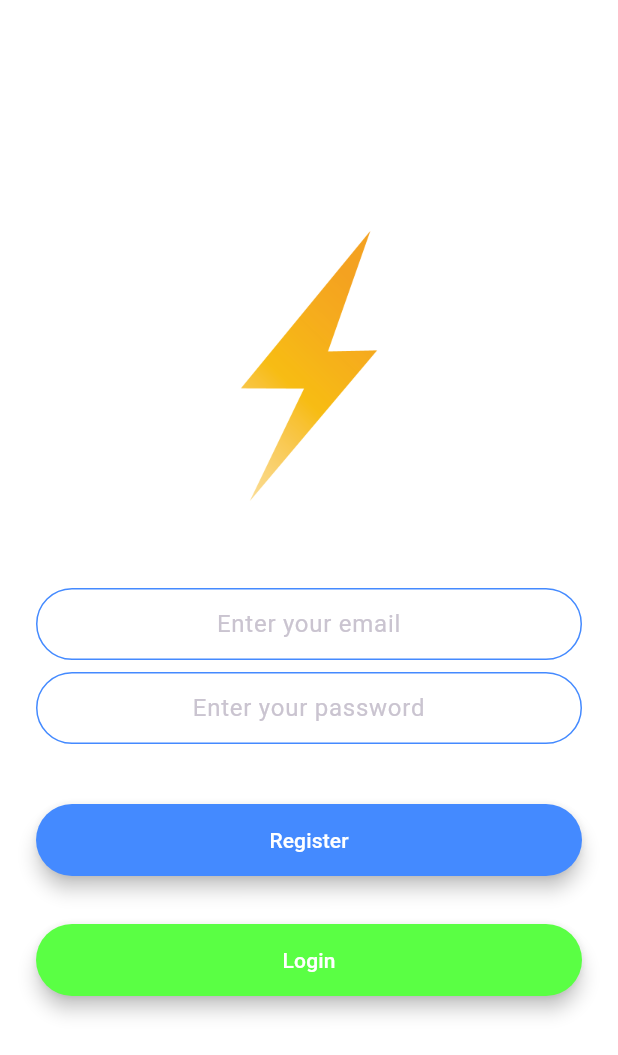
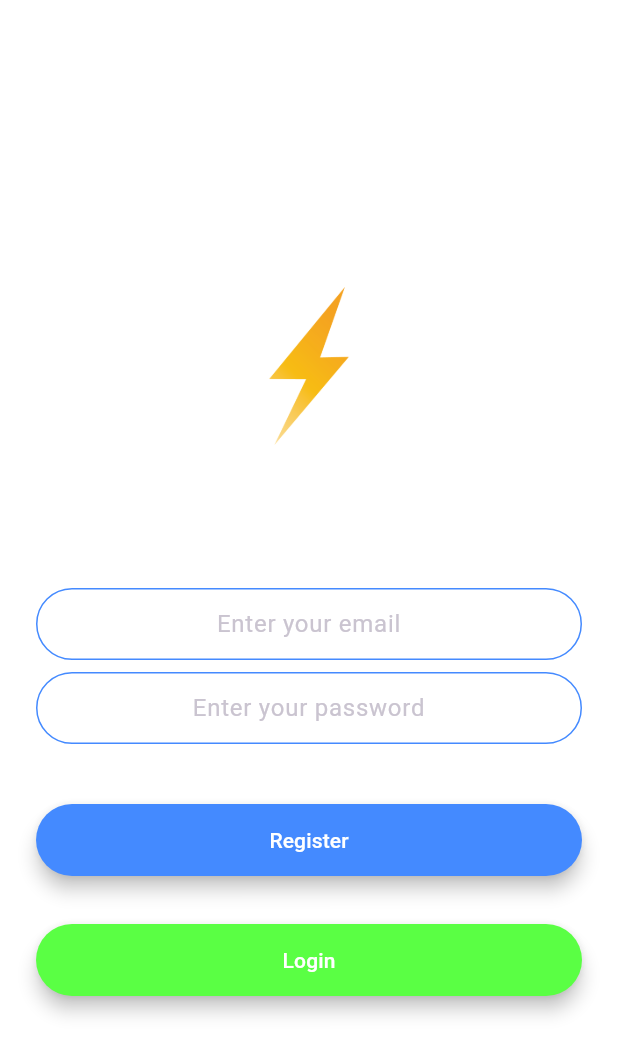
Before and after one commit to jodahe1/chatnest, a Flutter app: the LoginScreen screen opened by its route, after a tap on "Register", on a phone screen of 412 x 824 dp. Shown: the top 1055 px of the screen. Run offline on Flutter 3.47's test engine with Material 3 defaults, Android fonts, the light colour scheme and no system bars; drawn by our look-alikes of modal_progress_hud_nsn; our stand-ins replace animated_text_kit, cloud_firestore, firebase_auth, firebase_core; accounts and stored records are empty.

Commit message:
Animation Added On the Image in login and Registration page

```diff
--- a/lib/screens/login_screen.dart
+++ b/lib/screens/login_screen.dart
@@ -1,9 +1,6 @@
-// ignore_for_file: prefer_const_constructors, avoid_print, sized_box_for_whitespace, use_key_in_widget_constructors, library_private_types_in_public_api
-
-
 import 'package:chatnest/rounded.dart';
+import 'package:flutter/material.dart';
 import 'package:firebase_auth/firebase_auth.dart';
-import 'package:flutter/material.dart';
 import 'package:modal_progress_hud_nsn/modal_progress_hud_nsn.dart';
 
 class LoginScreen extends StatefulWidget {
@@ -11,11 +8,31 @@ class LoginScreen extends StatefulWidget {
   _LoginScreenState createState() => _LoginScreenState();
 }
 
-class _LoginScreenState extends State<LoginScreen> {
+class _LoginScreenState extends State<LoginScreen>
+    with SingleTickerProviderStateMixin {
   final _auth = FirebaseAuth.instance;
   String email = '';
   String paswword = '';
   bool isSpinof = false;
+  late AnimationController _controller;
+  late Animation<double> _animation;
+
+  @override
+  void initState() {
+    super.initState();
+    _controller = AnimationController(
+      duration: Duration(seconds: 2),
+      vsync: this,
+    )..repeat(reverse: true);
+    _animation = CurvedAnimation(parent: _controller, curve: Curves.easeInOut);
+  }
+
+  @override
+  void dispose() {
+    _controller.dispose();
+    super.dispose();
+  }
+
   void registerNavigate() {
     Navigator.pushNamed(context, 'RegistrationScreen');
   }
@@ -32,11 +49,21 @@ class _LoginScreenState extends State<LoginScreen> {
             mainAxisAlignment: MainAxisAlignment.center,
             crossAxisAlignment: CrossAxisAlignment.stretch,
             children: <Widget>[
-              Hero(
-                tag: 'logo',
-                child: Container(
-                  height: 200.0,
-                  child: Image.asset('images/logo.png'),
+              Flexible(
+                child: Hero(
+                  tag: 'logo',
+                  child: AnimatedBuilder(
+                    animation: _animation,
+                    builder: (context, child) {
+                      return ScaleTransition(
+                        scale: _animation,
+                        child: Container(
+                          height: 200.0,
+                          child: Image.asset('images/logo.png'),
+                        ),
+                      );
+                    },
+                  ),
                 ),
               ),
               SizedBox(
@@ -58,12 +85,12 @@ class _LoginScreenState extends State<LoginScreen> {
                   ),
                   enabledBorder: OutlineInputBorder(
                     borderSide:
-                        BorderSide(color: Colors.lightBlueAccent, width: 1.0),
+                        BorderSide(color: Colors.blueAccent, width: 1.0),
                     borderRadius: BorderRadius.all(Radius.circular(32.0)),
                   ),
                   focusedBorder: OutlineInputBorder(
                     borderSide:
-                        BorderSide(color: Colors.lightBlueAccent, width: 2.0),
+                        BorderSide(color: Colors.blueAccent, width: 2.0),
                     borderRadius: BorderRadius.all(Radius.circular(32.0)),
                   ),
                 ),
@@ -79,7 +106,7 @@ class _LoginScreenState extends State<LoginScreen> {
                   paswword = value;
                 },
                 decoration: InputDecoration(
-                  hintText: 'Enter your password.',
+                  hintText: 'Enter your password',
                   contentPadding:
                       EdgeInsets.symmetric(vertical: 10.0, horizontal: 20.0),
                   border: OutlineInputBorder(
@@ -87,12 +114,12 @@ class _LoginScreenState extends State<LoginScreen> {
                   ),
                   enabledBorder: OutlineInputBorder(
                     borderSide:
-                        BorderSide(color: Colors.lightBlueAccent, width: 1.0),
+                        BorderSide(color: Colors.blueAccent, width: 1.0),
                     borderRadius: BorderRadius.all(Radius.circular(32.0)),
                   ),
                   focusedBorder: OutlineInputBorder(
                     borderSide:
-                        BorderSide(color: Colors.lightBlueAccent, width: 2.0),
+                        BorderSide(color: Colors.blueAccent, width: 2.0),
                     borderRadius: BorderRadius.all(Radius.circular(32.0)),
                   ),
                 ),
--- a/lib/screens/registration_screen.dart
+++ b/lib/screens/registration_screen.dart
@@ -10,13 +10,33 @@ class RegistrationScreen extends StatefulWidget {
   _RegistrationScreenState createState() => _RegistrationScreenState();
 }
 
-class _RegistrationScreenState extends State<RegistrationScreen> {
+class _RegistrationScreenState extends State<RegistrationScreen>
+    with SingleTickerProviderStateMixin {
   String email = '';
   String password = '';
   bool isSpinof = false;
   final _auth = FirebaseAuth.instance;
+  late AnimationController _controller;
+  late Animation<double> _animation;
+
   void LoginNavigate() {
     Navigator.pushNamed(context, 'LoginScreen');
+  }
+
+  @override
+  void initState() {
+    super.initState();
+    _controller = AnimationController(
+      duration: Duration(seconds: 2),
+      vsync: this,
+    )..repeat(reverse: true);
+    _animation = CurvedAnimation(parent: _controller, curve: Curves.easeInOut);
+  }
+
+  @override
+  void dispose() {
+    _controller.dispose();
+    super.dispose();
   }
 
   @override
@@ -34,9 +54,17 @@ class _RegistrationScreenState extends State<RegistrationScreen> {
               Flexible(
                 child: Hero(
                   tag: 'logo',
-                  child: Container(
-                    height: 200.0,
-                    child: Image.asset('images/logo.png'),
+                  child: AnimatedBuilder(
+                    animation: _animation,
+                    builder: (context, child) {
+                      return ScaleTransition(
+                        scale: _animation,
+                        child: Container(
+                          height: 200.0,
+                          child: Image.asset('images/logo.png'),
+                        ),
+                      );
+                    },
                   ),
                 ),
               ),
```
